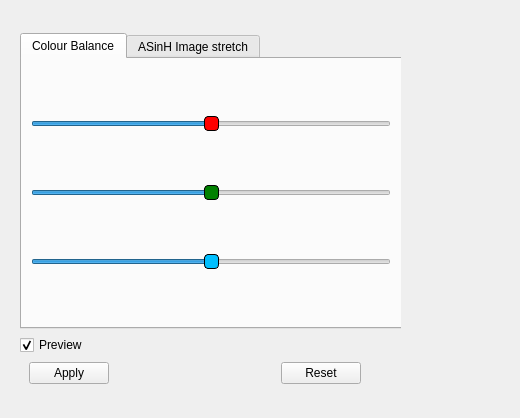
Qt form DeepSkyStacker/ui/ProcessingControls.ui (deepskystacker/DSS) before a commit; both pictures show x 0 to 520 and y 0 to 418 of the 993 by 418 pixel window.
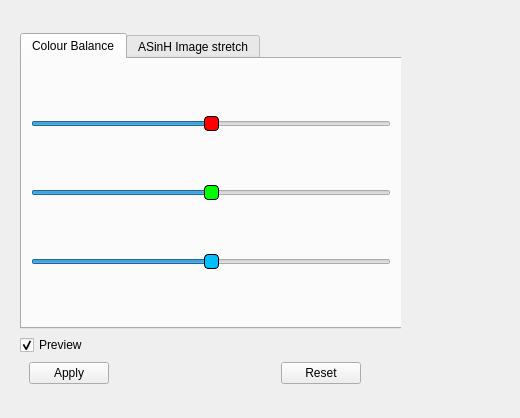
The same form after that commit. Icons and pictures are not drawn.

Commit message: Change colour of green slider handle to "lime" = #00ff00

What changed in the file:
```diff
--- a/DeepSkyStacker/ui/ProcessingControls.ui
+++ b/DeepSkyStacker/ui/ProcessingControls.ui
@@ -95,7 +95,7 @@
             </property>
             <property name="styleSheet">
              <string notr="true">QSlider::handle::horizontal{
-    background: green;
+    background: lime	;
     border: 1px solid black; 
 	width: 5px; 
 	height: 5px; 
```
